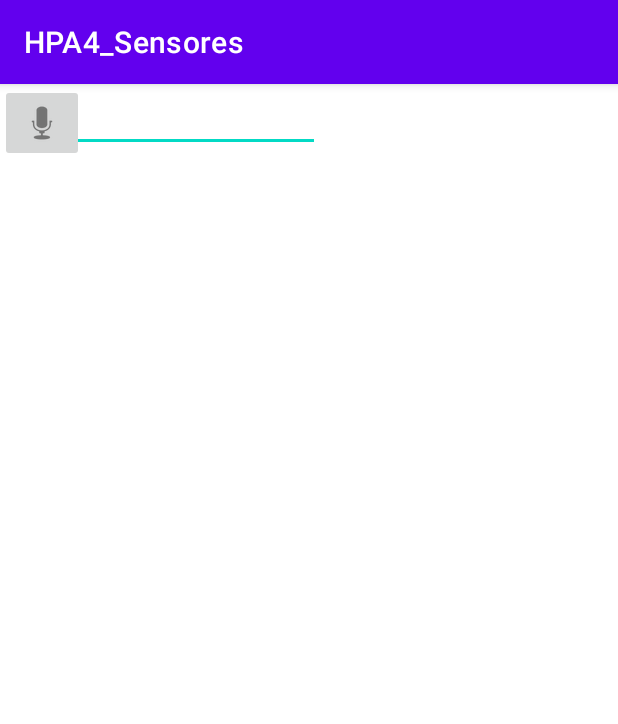
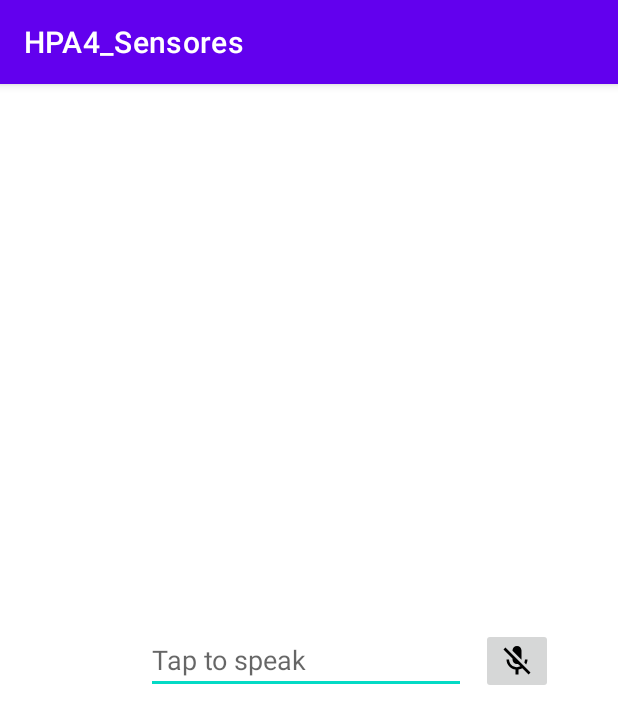
Before and after one commit to tonioqiu/HPA4-PROY-FINAL, an Android app: the VoiceActivity screen opened directly, with no data from a screen before it, on a phone screen of 412 x 824 dp. Shown: the top 724 px of the screen. Run offline under Robolectric (Android 15) with nearby library versions, the phone set to English and light mode, and no system bars.

```diff
--- a/app/src/main/AndroidManifest.xml
+++ b/app/src/main/AndroidManifest.xml
@@ -6,6 +6,12 @@
     <uses-permission android:name="android.permission.NFC" />
     <uses-permission android:name="android.permission.RECORD_AUDIO" />
     <uses-permission android:name="android.permission.INTERNET" />
+
+    <queries>
+        <intent>
+            <action android:name="android.speech.RecognitionService" />
+        </intent>
+    </queries>
 
     <application
         android:allowBackup="true"
--- a/app/src/main/java/com/example/hpa4_sensores/VoiceActivity.java
+++ b/app/src/main/java/com/example/hpa4_sensores/VoiceActivity.java
@@ -23,7 +23,7 @@ import java.util.ArrayList;
 
 public class VoiceActivity extends AppCompatActivity {
 
-    int count;
+    int count = 0;
     ImageButton imageButton;
     EditText editText;
 
@@ -46,6 +46,8 @@ public class VoiceActivity extends AppCompatActivity {
         speechRecognizer=SpeechRecognizer.createSpeechRecognizer(this);
 
         Intent speechRecognizerIntent = new Intent(RecognizerIntent.ACTION_RECOGNIZE_SPEECH);
+        speechRecognizerIntent.putExtra(RecognizerIntent.EXTRA_LANGUAGE_MODEL, RecognizerIntent.LANGUAGE_MODEL_FREE_FORM);
+        speechRecognizerIntent.putExtra(RecognizerIntent.EXTRA_LANGUAGE, "es-MX");
 
         imageButton.setOnClickListener(new View.OnClickListener() {
             @Override
@@ -53,11 +55,13 @@ public class VoiceActivity extends AppCompatActivity {
 
                 if(count==0){
 
+                    imageButton.setImageDrawable(getDrawable(R.drawable.ic_baseline_mic_24));
                     speechRecognizer.startListening(speechRecognizerIntent);
-                count=1;
+                    count=1;
                 }
 
                 else{
+                    imageButton.setImageDrawable(getDrawable(R.drawable.ic_baseline_mic_off_24));
                     speechRecognizer.stopListening();
                     count=0;
                 }
@@ -98,14 +102,32 @@ public class VoiceActivity extends AppCompatActivity {
             @Override
             public void onResults(Bundle results) {
 
-                ArrayList<String> data = results.getStringArrayList(SpeechRecognizer.RESULTS_RECOGNITION);
+                ArrayList<String> data = results.getStringArrayList(speechRecognizer.RESULTS_RECOGNITION);
 
                 editText.setText(data.get(0));
 
-                if(data.get(0).trim() == "que miras bobo"){
-                    Intent videointent = new Intent (VoiceActivity.this , MessiVideo.class);
+                Intent videointent = new Intent (VoiceActivity.this , MessiVideo.class);
+
+                if(data.get(0).equals("Messi")){
+                    videointent.putExtra("video", "Messi");
                     startActivity(videointent);
                 }
+
+                else if(data.get(0).equals("One Piece")){
+                    videointent.putExtra("video", "One Piece");
+                    startActivity(videointent);
+
+                }
+
+
+
+                data.clear();
+
+
+
+
+
+
 
 
             }
--- /dev/null
+++ b/app/src/main/res/drawable/ic_baseline_mic_24.xml
@@ -0,0 +1,5 @@
+<vector android:height="24dp" android:tint="#000000"
+    android:viewportHeight="24" android:viewportWidth="24"
+    android:width="24dp" xmlns:android="http://schemas.android.com/apk/res/android">
+    <path android:fillColor="@android:color/white" android:pathData="M12,14c1.66,0 2.99,-1.34 2.99,-3L15,5c0,-1.66 -1.34,-3 -3,-3S9,3.34 9,5v6c0,1.66 1.34,3 3,3zM17.3,11c0,3 -2.54,5.1 -5.3,5.1S6.7,14 6.7,11L5,11c0,3.41 2.72,6.23 6,6.72L11,21h2v-3.28c3.28,-0.48 6,-3.3 6,-6.72h-1.7z"/>
+</vector>
--- /dev/null
+++ b/app/src/main/res/drawable/ic_baseline_mic_off_24.xml
@@ -0,0 +1,5 @@
+<vector android:height="24dp" android:tint="#000000"
+    android:viewportHeight="24" android:viewportWidth="24"
+    android:width="24dp" xmlns:android="http://schemas.android.com/apk/res/android">
+    <path android:fillColor="@android:color/white" android:pathData="M19,11h-1.7c0,0.74 -0.16,1.43 -0.43,2.05l1.23,1.23c0.56,-0.98 0.9,-2.09 0.9,-3.28zM14.98,11.17c0,-0.06 0.02,-0.11 0.02,-0.17L15,5c0,-1.66 -1.34,-3 -3,-3S9,3.34 9,5v0.18l5.98,5.99zM4.27,3L3,4.27l6.01,6.01L9.01,11c0,1.66 1.33,3 2.99,3 0.22,0 0.44,-0.03 0.65,-0.08l1.66,1.66c-0.71,0.33 -1.5,0.52 -2.31,0.52 -2.76,0 -5.3,-2.1 -5.3,-5.1L5,11c0,3.41 2.72,6.23 6,6.72L11,21h2v-3.28c0.91,-0.13 1.77,-0.45 2.54,-0.9L19.73,21 21,19.73 4.27,3z"/>
+</vector>
--- a/app/src/main/res/layout/activity_voice.xml
+++ b/app/src/main/res/layout/activity_voice.xml
@@ -11,20 +11,23 @@
         android:id="@+id/edtMic"
         android:layout_width="wrap_content"
         android:layout_height="wrap_content"
+        android:layout_marginEnd="10dp"
         android:ems="10"
         android:hint="Tap to speak"
         android:inputType="textPersonName"
-        android:text="Name"
-        tools:layout_editor_absoluteX="100dp"
-        tools:layout_editor_absoluteY="343dp" />
+        app:layout_constraintBottom_toBottomOf="parent"
+        app:layout_constraintEnd_toStartOf="@+id/btnMic"
+        app:layout_constraintTop_toTopOf="parent" />
 
     <ImageButton
         android:id="@+id/btnMic"
         android:layout_width="wrap_content"
         android:layout_height="wrap_content"
-        app:srcCompat="@android:drawable/ic_btn_speak_now"
-        tools:layout_editor_absoluteX="321dp"
-        tools:layout_editor_absoluteY="336dp" />
+        android:layout_marginTop="1dp"
+        android:layout_marginEnd="43dp"
+        android:src="@drawable/ic_baseline_mic_off_24"
+        app:layout_constraintEnd_toEndOf="parent"
+        app:layout_constraintTop_toTopOf="@+id/edtMic" />
 
 
 </androidx.constraintlayout.widget.ConstraintLayout>
```
Also changed, not shown: app/src/main/java/com/example/hpa4_sensores/videos/MessiVideo.java (+17 -1 lines), 1 other file.
